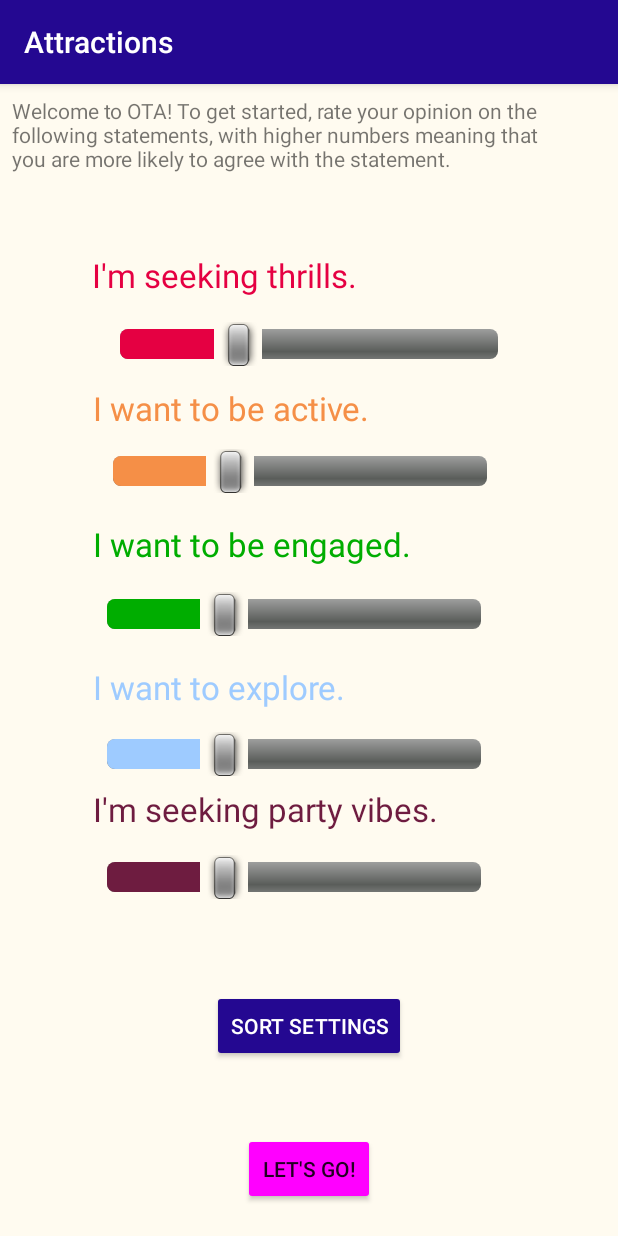
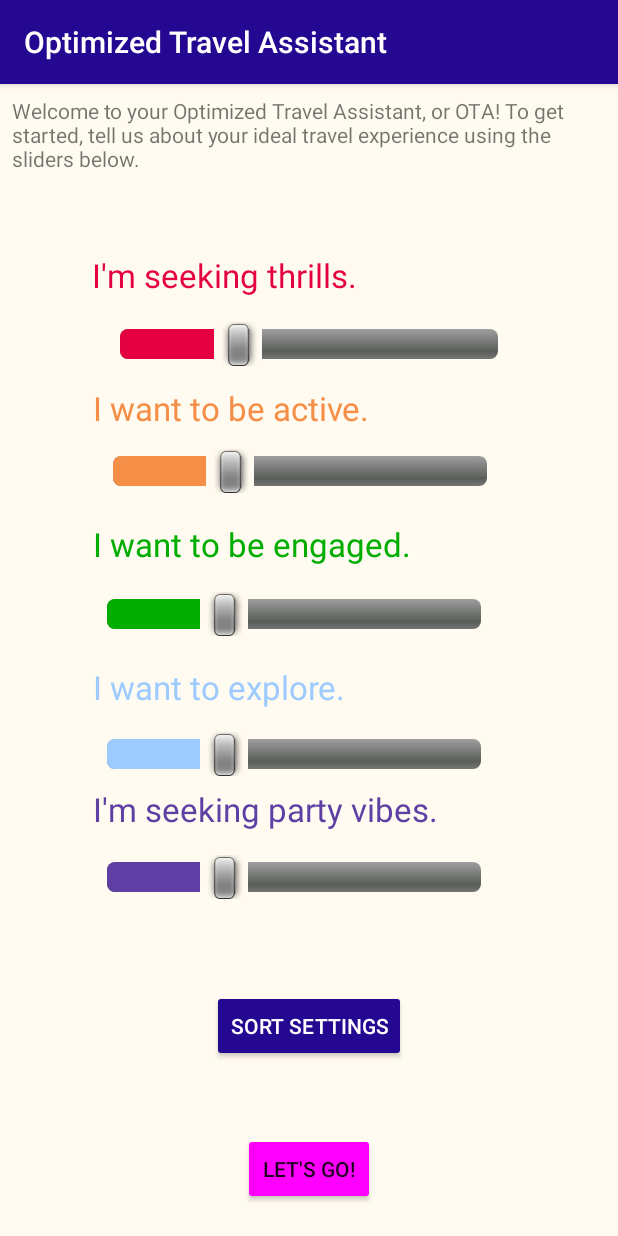
Before and after one commit to MindMaster31415/OTA, an Android app: the SelectionActivity screen opened directly, with no data from a screen before it, on a phone screen of 412 x 824 dp. Run offline under Robolectric (Android 15) with nearby library versions, the phone set to English and light mode, and no system bars.

Commit message:
improved ui/ux

```diff
--- a/app/src/main/java/optimizedtravelassistant/hackventure/com/optimizedtravelassistant/SelectionActivity.java
+++ b/app/src/main/java/optimizedtravelassistant/hackventure/com/optimizedtravelassistant/SelectionActivity.java
@@ -1,16 +1,11 @@
 package optimizedtravelassistant.hackventure.com.optimizedtravelassistant;
 
 import android.content.Intent;
+import android.os.Bundle;
 import android.support.v7.app.AppCompatActivity;
-import android.os.Bundle;
 import android.view.View;
+import android.widget.Button;
 import android.widget.RadioGroup;
-import android.widget.RadioButton;
-import android.widget.Spinner;
-import android.widget.ArrayAdapter;
-import android.widget.SpinnerAdapter;
-import android.widget.AdapterView.OnItemSelectedListener;
-import android.widget.Button;
 import android.widget.SeekBar;
 
 public class SelectionActivity extends AppCompatActivity {
@@ -49,30 +44,9 @@ public class SelectionActivity extends AppCompatActivity {
                 party = partyBar.getProgress();
                 int[] preferences = {thrill, active, explore, engage, party};
 
-                /**
-                RadioButton radioButton = (RadioButton) findViewById(selected);
-
-                switch((String) radioButton.getText()) {
-                    case "Preferences-heavy":
-                        sort_value = 1;
-                        break;
-                    case "Weather-heavy":
-                        sort_value = 2;
-                        break;
-                    case "Traffic-heavy":
-                        sort_value = 3;
-                        break;
-                    default:
-                        sort_value = 0;
-                }
-                 */
-
                 Intent i = new Intent(SelectionActivity.this, AttractionMapActivity.class);
+                i.putExtra("preferences", preferences);
                 startActivity(i);
-                /**
-                 Intent i = new Intent(Welcome.this, SelectionActivity.class);
-                 startActivity(i);
-                 */
             }
         });
 
--- a/app/src/main/res/layout/activity_selection.xml
+++ b/app/src/main/res/layout/activity_selection.xml
@@ -154,7 +154,7 @@
         android:layout_marginTop="8dp"
         android:layout_marginEnd="8dp"
         android:layout_marginBottom="8dp"
-        android:text="Welcome to OTA! To get started, rate your opinion on the following statements, with higher numbers meaning that you are more likely to agree with the statement. "
+        android:text="@string/selector_page_description"
         app:layout_constraintBottom_toBottomOf="parent"
         app:layout_constraintEnd_toEndOf="parent"
         app:layout_constraintHorizontal_bias="0.0"
--- a/app/src/main/res/layout/activity_welcome.xml
+++ b/app/src/main/res/layout/activity_welcome.xml
@@ -14,7 +14,8 @@
         android:layout_marginBottom="76dp"
         android:layout_marginEnd="8dp"
         android:layout_marginStart="8dp"
-        android:backgroundTint="@color/button_lets_go"
+        android:backgroundTint="@color/begin_button"
+        android:textColor="@color/light_text_color"
         android:fontFamily="@font/montserrat_bold"
         android:text="Begin"
         app:layout_constraintBottom_toBottomOf="parent"
--- a/app/src/main/res/values/colors.xml
+++ b/app/src/main/res/values/colors.xml
@@ -13,6 +13,7 @@
     <color name="active">#F58F47</color>
     <color name="engaged">#00AD00</color>
     <color name="explore">#9ECBFF</color>
-    <color name="vibes">#6E1C40</color>
+    <color name="vibes">#5E40A5</color>
+    <color name="begin_button">#002060</color>
 
 </resources>
--- a/app/src/main/res/values/strings.xml
+++ b/app/src/main/res/values/strings.xml
@@ -1,6 +1,6 @@
 <resources>
     <string name="app_name">OptimizedTravelAssistant</string>
-    <string name="title_activity_attraction_map">Attractions</string>
+    <string name="title_activity_attraction_map">Optimized Travel Assistant</string>
     <!--
     <string name="title_activity_settings">Settings</string>
     -->
@@ -123,4 +123,7 @@
     <string name="title_location_permission">Location Needed</string>
     <string name="text_location_permission">Allow app to access your location</string>
     <string name="ok">OK</string>
+    <string name="selector_page_description">
+        \Welcome to your Optimized Travel Assistant, or OTA! To get started, tell us about your ideal travel experience
+        using the sliders below.\</string>
 </resources>
```
Also changed, not shown: app/src/main/java/optimizedtravelassistant/hackventure/com/optimizedtravelassistant/AttractionMapActivity.java (+9 -0 lines).
